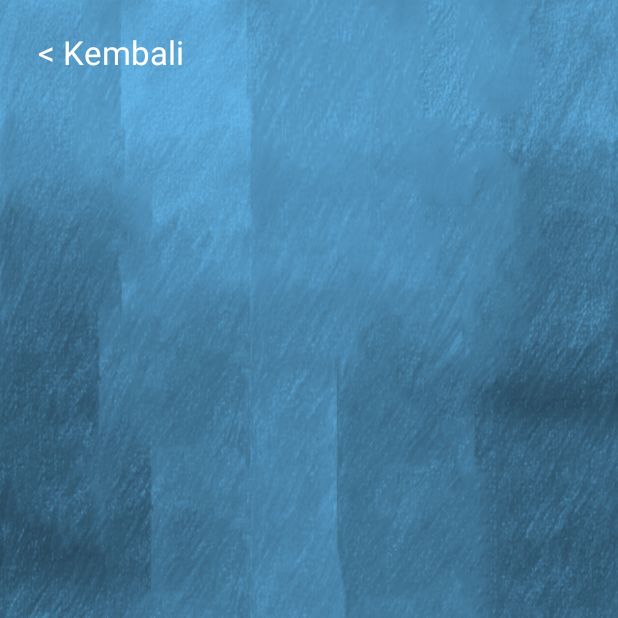
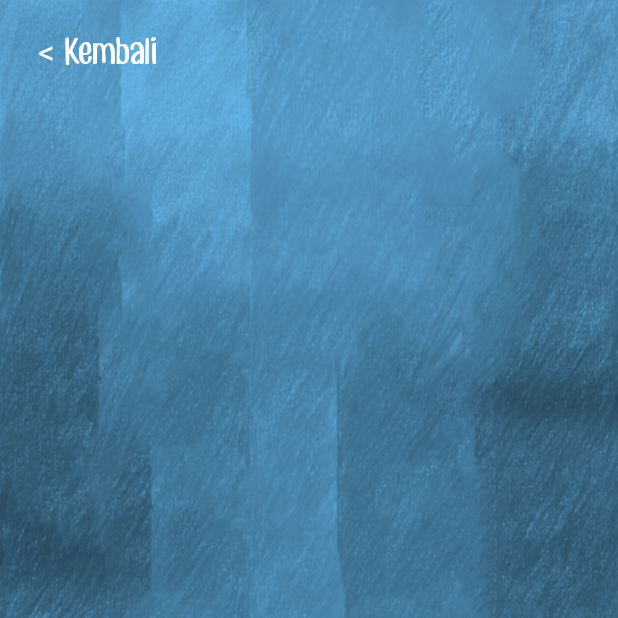
Before and after one commit to akidatawaka/Tugas-Besar-RPL2, an Android app: the PermainanActivity screen opened directly, with no data from a screen before it, on a phone screen of 412 x 824 dp, the top half of it. Run offline under Robolectric (Android 15) with nearby library versions, the light colour scheme and no system bars.

Commit message:
ngulik font

```diff
--- a/Tugas_RPL2/app/src/main/java/com/rpl/tugas/tugas_rpl2/PermainanActivity.java
+++ b/Tugas_RPL2/app/src/main/java/com/rpl/tugas/tugas_rpl2/PermainanActivity.java
@@ -1,6 +1,7 @@
 package com.rpl.tugas.tugas_rpl2;
 
 import android.content.Intent;
+import android.graphics.Typeface;
 import android.support.v7.app.AppCompatActivity;
 import android.os.Bundle;
 import android.view.View;
@@ -13,7 +14,12 @@ public class PermainanActivity extends AppCompatActivity {
         super.onCreate(savedInstanceState);
         setContentView(R.layout.activity_permainan);
 
+        String font_utama = "CFJackStory.ttf";
+        Typeface typeface = Typeface.createFromAsset(getAssets(), font_utama);
+
         TextView kembali = (TextView) findViewById(R.id.btn_kembali);
+        kembali.setTypeface(typeface);
+
 
         kembali.setOnClickListener(new View.OnClickListener() {
             @Override
--- a/Tugas_RPL2/app/src/main/res/layout/activity_permainan.xml
+++ b/Tugas_RPL2/app/src/main/res/layout/activity_permainan.xml
@@ -23,4 +23,15 @@
         android:layout_alignParentStart="true"
         android:typeface="sans" />
 
+    <ToggleButton
+        android:layout_width="wrap_content"
+        android:layout_height="wrap_content"
+        android:text="New ToggleButton"
+        android:id="@+id/toggleButton"
+        android:layout_centerVertical="true"
+        android:layout_alignParentLeft="true"
+        android:layout_alignParentStart="true"
+        android:layout_marginLeft="484dp"
+        android:layout_marginStart="484dp" />
+
 </RelativeLayout>
```
Also changed, not shown: Tugas_RPL2/app/src/main/java/com/rpl/tugas/tugas_rpl2/soal.java (added, +36 -0 lines), Tugas_RPL2/app/src/main/assets/CFJackStory.ttf (added).
